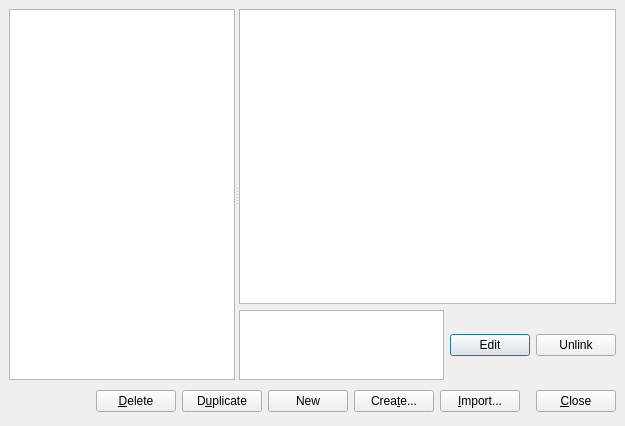
Old version of the form dialogs/dataedit.ui in the repository veusz/veusz.
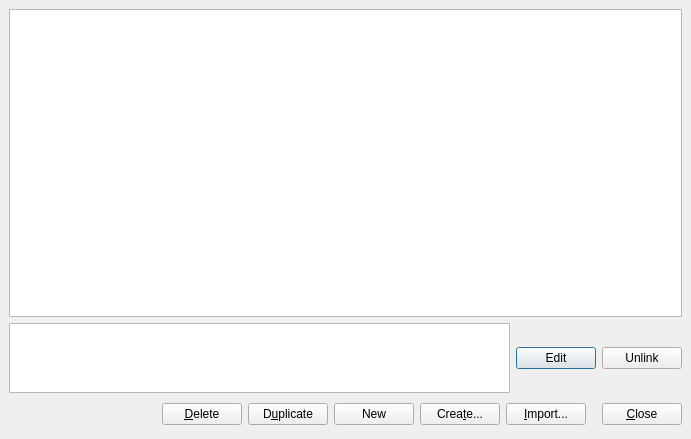
New version of the form.

Commit message: Use dataset browsing widget in data edit dialog

```diff
--- a/dialogs/dataedit.ui
+++ b/dialogs/dataedit.ui
@@ -7,8 +7,8 @@
    <rect>
     <x>0</x>
     <y>0</y>
-    <width>625</width>
-    <height>426</height>
+    <width>691</width>
+    <height>439</height>
    </rect>
   </property>
   <property name="windowTitle">
@@ -29,7 +29,6 @@
      <property name="childrenCollapsible">
       <bool>false</bool>
      </property>
-     <widget class="QListView" name="datasetlistview"/>
      <widget class="QWidget" name="layoutWidget">
       <layout class="QVBoxLayout">
        <property name="spacing">
```
The commit also changes 2 other files.
